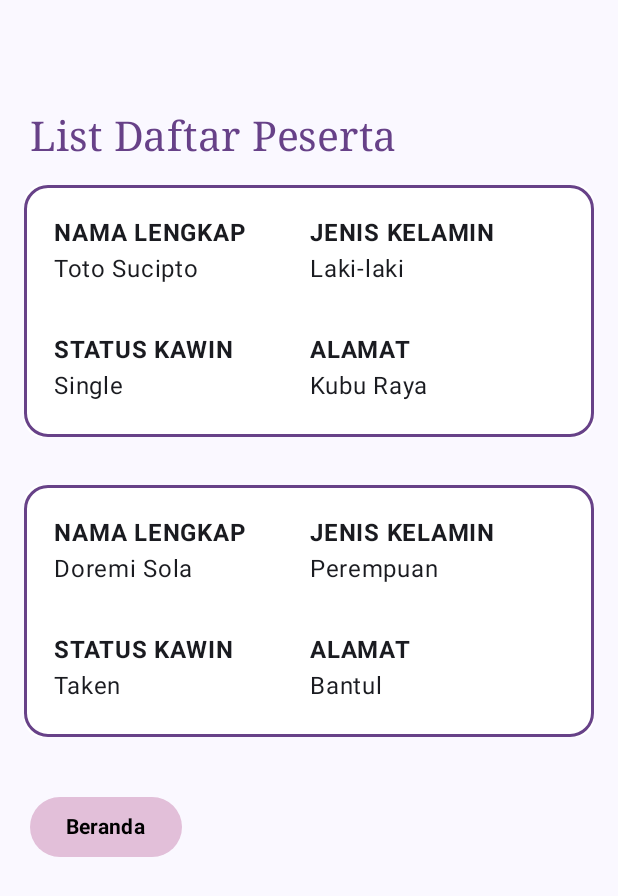
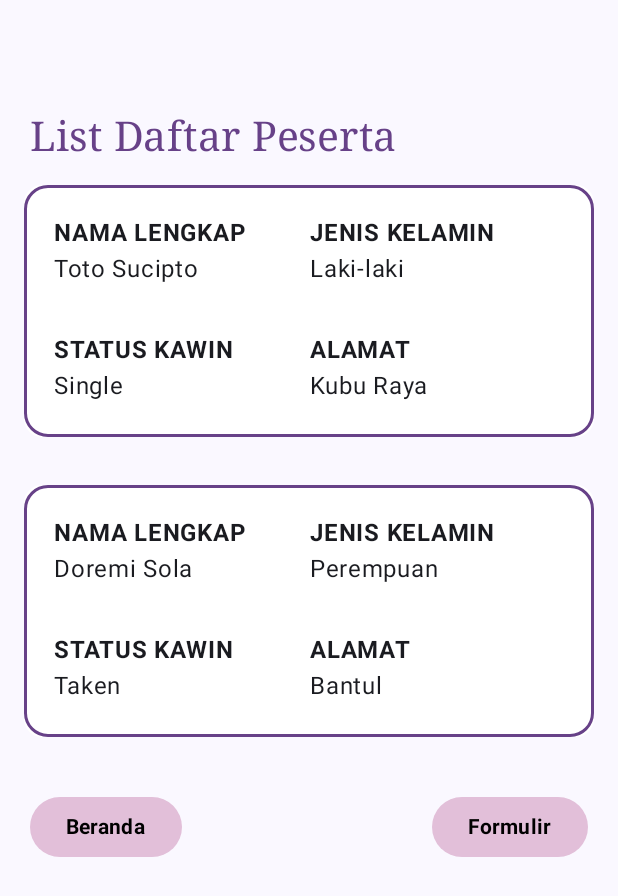
Before and after one commit to sabilafirdias/QuestNavigasTugas_192, an Android app built with Jetpack Compose: the composable ListPeserta shown on its own in the app's theme, on a phone screen of 412 x 824 dp. Shown: the top 896 px of the screen. Run offline under Robolectric (Android 15) with nearby library versions, the phone set to English and light mode, and no system bars.

Commit message:
membuat button formulir untuk beralih ke halaman selanjutnya atau halaman formulir pendaftaran

```diff
--- a/app/src/main/java/com/example/tugas6/view/DataPeserta.kt
+++ b/app/src/main/java/com/example/tugas6/view/DataPeserta.kt
@@ -118,6 +118,9 @@ fun ListPeserta(onBeranda: () -> Unit, onForm: () -> Unit,  modifier: Modifier =
             Button(onClick = onBeranda, colors = ButtonDefaults.buttonColors(colorResource(id = R.color.ungu1))) {
                 Text("Beranda", color = Color.Black, fontWeight = FontWeight.Bold, fontFamily = FontFamily.SansSerif)
             }
+            Button(onClick = onForm, colors = ButtonDefaults.buttonColors(colorResource(id = R.color.ungu1))) {
+                Text("Formulir", color = Color.Black, fontWeight = FontWeight.Bold, fontFamily = FontFamily.SansSerif)
+            }
         }
     }
 }
```
